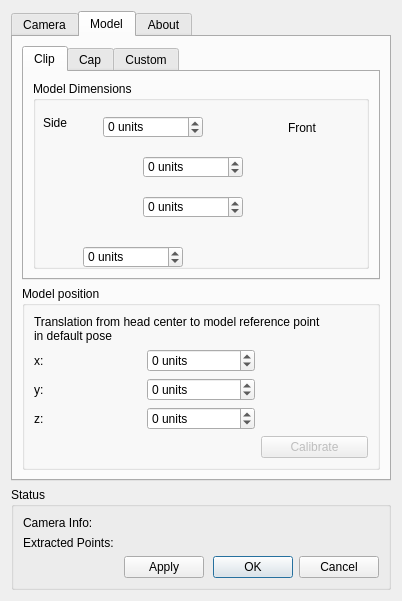
Before: the Qt Designer form ftnoir_tracker_pt/FTNoIR_PT_Controls.ui in opentrack/opentrack, drawn with Qt 5.
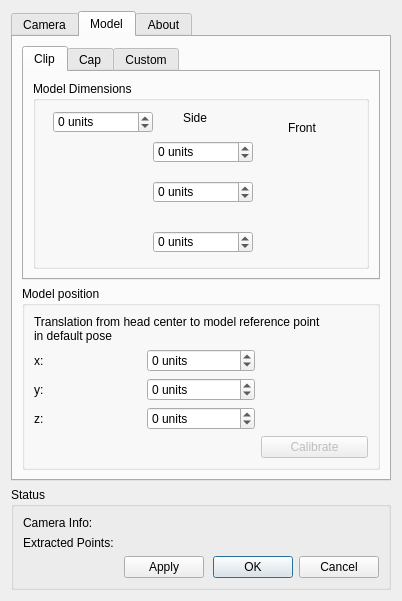
After: the same form once the commit is applied. The open tabs and pages were chosen to show the change. Icons and pictures are not drawn.

Commit message: resize ui a bit

What changed in the file:
```diff
--- a/ftnoir_tracker_pt/FTNoIR_PT_Controls.ui
+++ b/ftnoir_tracker_pt/FTNoIR_PT_Controls.ui
@@ -438,8 +438,8 @@
              <widget class="QSpinBox" name="clip_tlength_spin">
               <property name="geometry">
                <rect>
-                <x>70</x>
-                <y>35</y>
+                <x>20</x>
+                <y>30</y>
                 <width>100</width>
                 <height>22</height>
                </rect>
@@ -457,8 +457,8 @@
              <widget class="QSpinBox" name="clip_bheight_spin">
               <property name="geometry">
                <rect>
-                <x>110</x>
-                <y>115</y>
+                <x>120</x>
+                <y>100</y>
                 <width>100</width>
                 <height>22</height>
                </rect>
@@ -477,7 +477,7 @@
               <property name="geometry">
                <rect>
                 <x>40</x>
-                <y>55</y>
+                <y>60</y>
                 <width>71</width>
                 <height>111</height>
                </rect>
@@ -492,8 +492,8 @@
              <widget class="QLabel" name="label_50">
               <property name="geometry">
                <rect>
-                <x>10</x>
-                <y>35</y>
+                <x>150</x>
+                <y>30</y>
                 <width>46</width>
                 <height>13</height>
                </rect>
@@ -505,8 +505,8 @@
              <widget class="QSpinBox" name="clip_blength_spin">
               <property name="geometry">
                <rect>
-                <x>50</x>
-                <y>165</y>
+                <x>120</x>
+                <y>150</y>
                 <width>100</width>
                 <height>22</height>
                </rect>
@@ -524,8 +524,8 @@
              <widget class="QSpinBox" name="clip_theight_spin">
               <property name="geometry">
                <rect>
-                <x>110</x>
-                <y>75</y>
+                <x>120</x>
+                <y>60</y>
                 <width>100</width>
                 <height>22</height>
                </rect>
```
Left out of the diff: 4 changed lines with no effect on the pictures.
